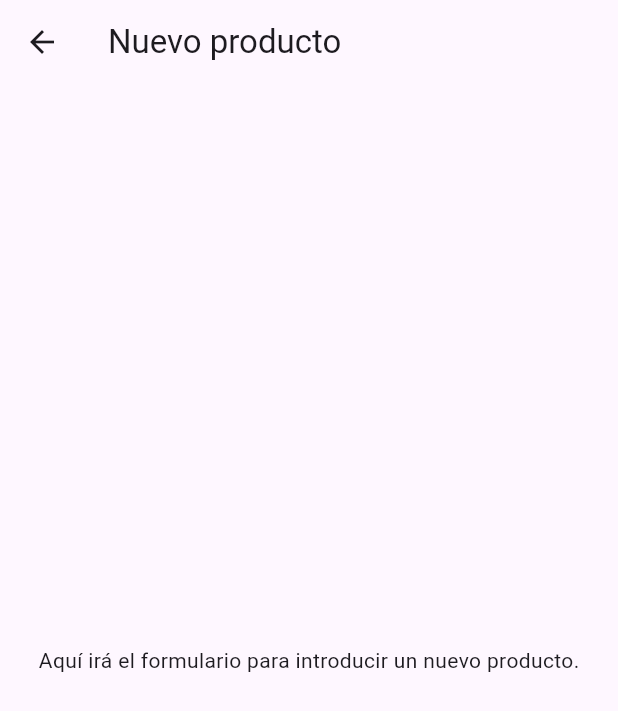
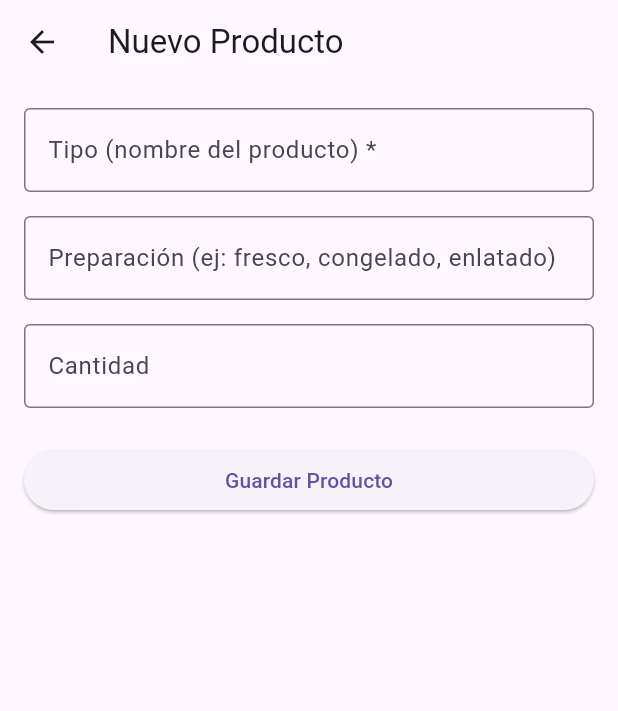
Before and after one commit to makoki13/AlimCode, a Flutter app: the NewProductScreen screen opened directly, on a phone screen of 412 x 824 dp. Shown: the top 711 px of the screen. Run offline on Flutter 3.47's test engine with Material 3 defaults, Android fonts, the light colour scheme and no system bars.

Commit message:
añadir búsqueda y formulario

```diff
--- a/lib/models/bar.dart
+++ b/lib/models/bar.dart
@@ -13,4 +13,6 @@ class Bar {
 
   @override
   int get hashCode => ean13.hashCode;
+
+  get codigo => null;
 }
--- a/lib/screens/new_product_screen.dart
+++ b/lib/screens/new_product_screen.dart
@@ -1,7 +1,21 @@
+import 'package:alimcode/models/alimento.dart';
 import 'package:flutter/material.dart';
+import '../models/bar.dart';
 
-class NewProductScreen extends StatelessWidget {
-  const NewProductScreen({super.key});
+class NewProductScreen extends StatefulWidget {
+  final Bar? bar; // Recibe opcionalmente el código de barras no encontrado
+
+  const NewProductScreen({super.key, this.bar});
+
+  @override
+  State<NewProductScreen> createState() => _NewProductFormScreenState();
+}
+
+class _NewProductFormScreenState extends State<NewProductScreen> {
+  final _formKey = GlobalKey<FormState>();
+  String? _tipo;
+  String? _preparacion;
+  double? _cantidad;
 
   @override
   Widget build(BuildContext context) {
@@ -13,10 +27,87 @@ class NewProductScreen extends StatelessWidget {
             Navigator.pop(context);
           },
         ),
-        title: const Text('Nuevo producto'),
+        title: const Text('Nuevo Producto'),
       ),
-      body: const Center(
-        child: Text('Aquí irá el formulario para introducir un nuevo producto.'),
+      body: Padding(
+        padding: const EdgeInsets.all(16.0),
+        child: Form(
+          key: _formKey,
+          child: ListView(
+            children: [
+              // Campo: Tipo (nombre del producto)
+              TextFormField(
+                decoration: const InputDecoration(
+                  labelText: 'Tipo (nombre del producto) *',
+                  border: OutlineInputBorder(),
+                ),
+                validator: (value) {
+                  if (value == null || value.isEmpty) {
+                    return 'Por favor ingresa el tipo';
+                  }
+                  return null;
+                },
+                onSaved: (value) => _tipo = value,
+              ),
+              const SizedBox(height: 16),
+              // Campo: Preparación (fresco, congelado, etc.)
+              TextFormField(
+                decoration: const InputDecoration(
+                  labelText: 'Preparación (ej: fresco, congelado, enlatado)',
+                  border: OutlineInputBorder(),
+                ),
+                onSaved: (value) => _preparacion = value,
+              ),
+              const SizedBox(height: 16),
+              // Campo: Cantidad
+              TextFormField(
+                keyboardType: TextInputType.numberWithOptions(decimal: true),
+                decoration: const InputDecoration(
+                  labelText: 'Cantidad',
+                  border: OutlineInputBorder(),
+                ),
+                onSaved: (value) {
+                  if (value != null && value.isNotEmpty) {
+                    _cantidad = double.tryParse(value);
+                  }
+                },
+              ),
+              const SizedBox(height: 24),
+              // Botón de guardar
+              ElevatedButton(
+                onPressed: () {
+                  if (_formKey.currentState!.validate()) {
+                    _formKey.currentState!.save();
+
+                    // Creamos el objeto Alimento
+                    final alimento = Alimento(
+                      tipo: _tipo!,
+                      preparacion: _preparacion ?? '',
+                      cantidad: _cantidad ?? 0.0,
+                      bar: widget.bar ?? Bar(''), // Usamos el código de barras recibido
+                    );
+
+                    // Aquí puedes agregar la lógica para guardar el alimento
+                    // Por ahora solo imprimimos los valores
+                    print('Tipo: ${alimento.tipo}');
+                    print('Preparación: ${alimento.preparacion}');
+                    print('Cantidad: ${alimento.cantidad}');
+                    print('Código de barras: ${alimento.bar.codigo}');
+
+                    // Opcional: Mostrar un mensaje de éxito
+                    ScaffoldMessenger.of(context).showSnackBar(
+                      const SnackBar(content: Text('Producto guardado correctamente.')),
+                    );
+
+                    // Volver a la pantalla anterior
+                    Navigator.pop(context);
+                  }
+                },
+                child: const Text('Guardar Producto'),
+              ),
+            ],
+          ),
+        ),
       ),
     );
   }
```
Also changed, not shown: lib/screens/home_screen.dart (+19 -2 lines).
